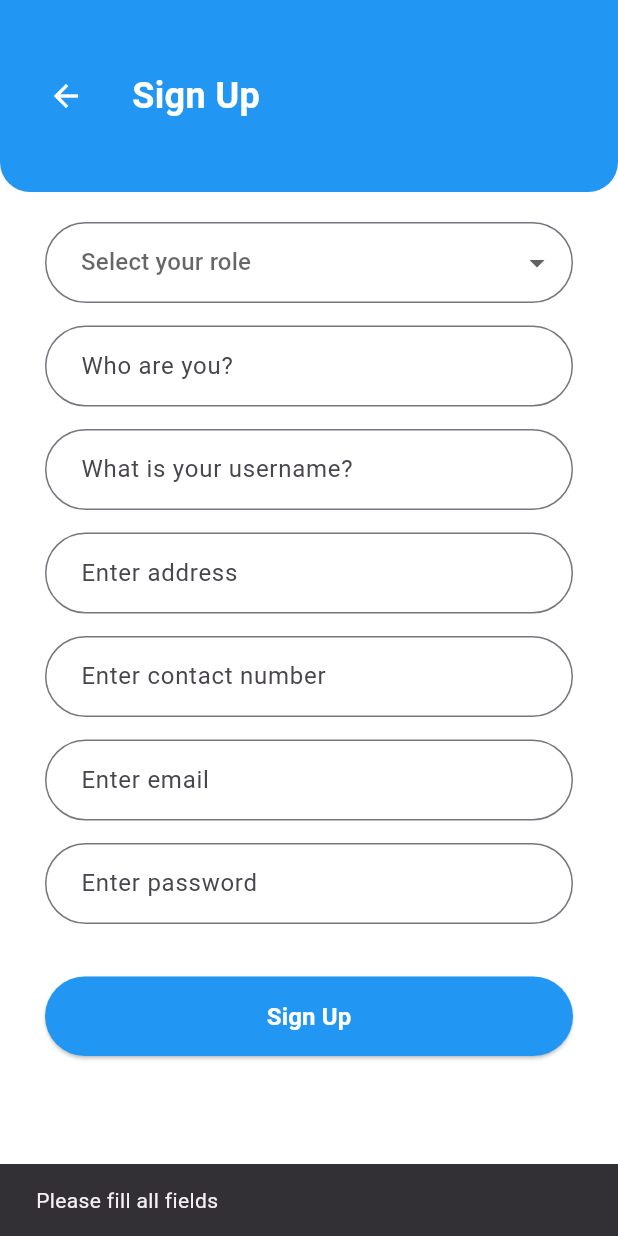
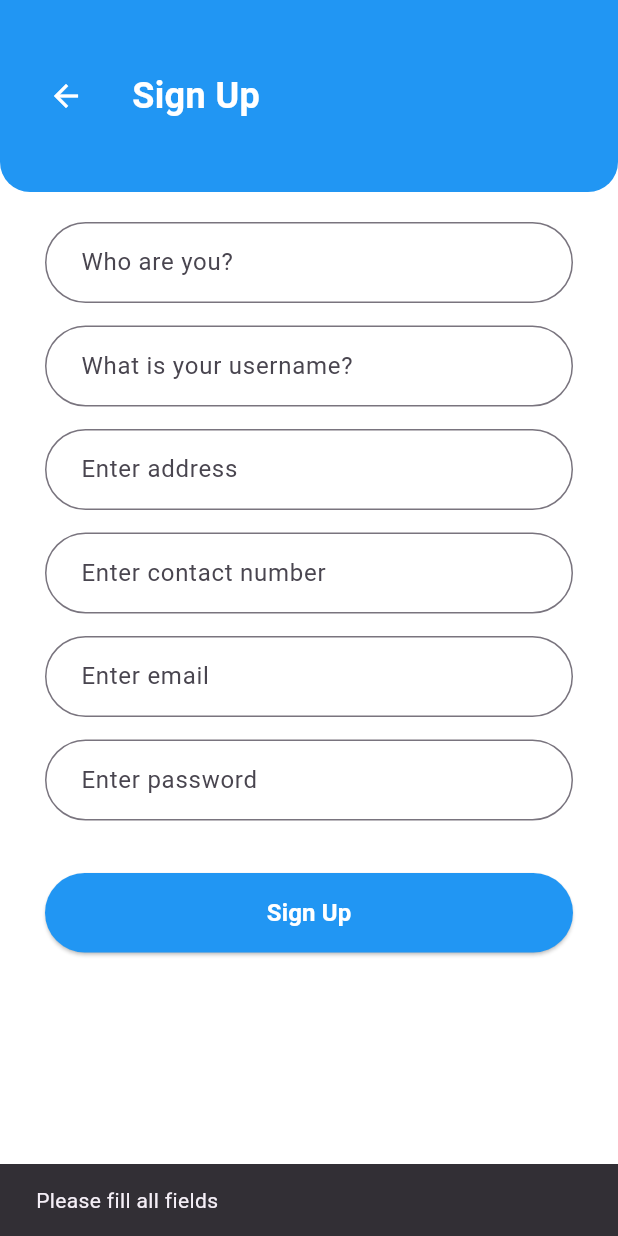
Before and after one commit to RashmiDulmini/GAHDSE241F-TravelTrace, a Flutter app: the SignUpPage screen opened directly, after a tap on "Sign Up", on a phone screen of 412 x 824 dp. Run offline on Flutter 3.47's test engine with Material 3 defaults, Android fonts, the phone set to English and light mode, and no system bars; our stand-ins replace font_awesome_flutter, google_maps_flutter, image_picker, lottie, table_calendar; project files that could hold a hidden picture were left out.

Commit message:
Removed user role
Removed user role dropdown field

```diff
--- a/mobile-frontend/lib/authentication/signup.dart
+++ b/mobile-frontend/lib/authentication/signup.dart
@@ -15,11 +15,8 @@ class _SignUpPageState extends State<SignUpPage> {
   final TextEditingController emailController = TextEditingController();
   final TextEditingController passwordController = TextEditingController();
 
-  String? selectedRole;
-
   void _signUp() {
-    if (selectedRole == null ||
-        fullNameController.text.isEmpty ||
+    if (fullNameController.text.isEmpty ||
         userNameController.text.isEmpty ||
         addressController.text.isEmpty ||
         contactController.text.isEmpty ||
@@ -81,13 +78,15 @@ class _SignUpPageState extends State<SignUpPage> {
               padding: EdgeInsets.symmetric(horizontal: 30),
               child: Column(
                 children: [
-                  buildRoleDropdown(),
                   buildCustomInputField("Who are you?", fullNameController),
-                  buildCustomInputField("What is your username?", userNameController),
+                  buildCustomInputField(
+                      "What is your username?", userNameController),
                   buildCustomInputField("Enter address", addressController),
-                  buildCustomInputField("Enter contact number", contactController),
+                  buildCustomInputField(
+                      "Enter contact number", contactController),
                   buildCustomInputField("Enter email", emailController),
-                  buildCustomInputField("Enter password", passwordController, isPassword: true),
+                  buildCustomInputField("Enter password", passwordController,
+                      isPassword: true),
                   SizedBox(height: 20),
                   SizedBox(
                     width: double.infinity,
@@ -120,34 +119,8 @@ class _SignUpPageState extends State<SignUpPage> {
     );
   }
 
-  Widget buildRoleDropdown() {
-    return Padding(
-      padding: EdgeInsets.only(bottom: 15),
-      child: DropdownButtonFormField<String>(
-        value: selectedRole,
-        hint: Text("Select your role"),
-        items: ["User", "Admin"].map((role) {
-          return DropdownMenuItem(
-            value: role,
-            child: Text(role),
-          );
-        }).toList(),
-        onChanged: (value) {
-          setState(() {
-            selectedRole = value;
-          });
-        },
-        decoration: InputDecoration(
-          border: OutlineInputBorder(
-            borderRadius: BorderRadius.circular(30),
-          ),
-          contentPadding: EdgeInsets.symmetric(horizontal: 20, vertical: 15),
-        ),
-      ),
-    );
-  }
-
-  Widget buildCustomInputField(String hint, TextEditingController controller, {bool isPassword = false}) {
+  Widget buildCustomInputField(String hint, TextEditingController controller,
+      {bool isPassword = false}) {
     return Padding(
       padding: EdgeInsets.only(bottom: 15),
       child: TextField(
```
Also changed, not shown: mobile-frontend/pubspec.lock.
